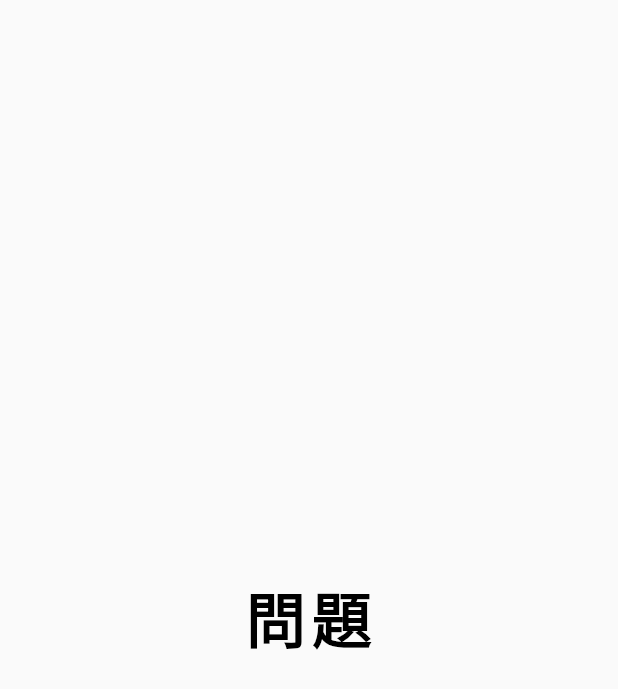
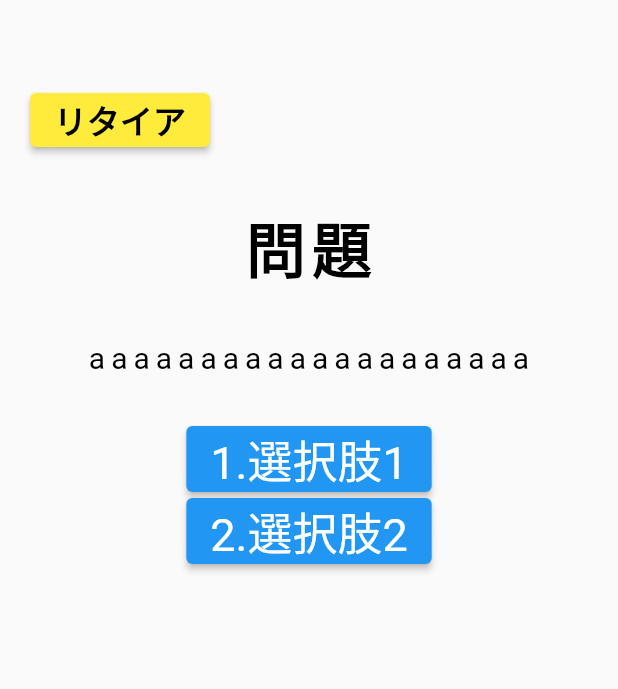
Before and after one commit to liledevi/Quiz, a Flutter app: the QuizPage screen opened directly, on a phone screen of 412 x 824 dp. Shown: the top 689 px of the screen. Run offline on Flutter 3.47's test engine with Material 2 defaults, Android fonts, the phone set to English and light mode, and no system bars.

Commit message:
問題ページ

```diff
--- a/lib/quiz_page.dart
+++ b/lib/quiz_page.dart
@@ -24,7 +24,32 @@ class QuizPageState extends State<QuizPage> {
   @override
   Widget build(BuildContext context) {
     return Scaffold(
-      body: Center(
+      body: Column(
+        children: [
+          Container(
+            alignment: Alignment.centerLeft,
+            margin: const EdgeInsets.only(top: 40),
+            padding: const EdgeInsets.only(left: 20),
+            height: 80,
+            width: double.infinity,
+            color: Colors.transparent,
+            child: ElevatedButton(
+              child: Text('リタイア'),
+              style: ElevatedButton.styleFrom(
+                primary: Colors.yellow,
+                textStyle: TextStyle(
+                  fontSize: 22,
+                  fontWeight: FontWeight.bold, //フォントサイズ
+                ),
+                onPrimary: Colors.black,
+              ),
+              onPressed: () {
+                Navigator.pop(context);
+              },
+            ),
+          ),
+          Container(
+            padding: const EdgeInsets.all(16),
             child: Text(
               '問題',
               style: TextStyle(
@@ -33,7 +58,67 @@ class QuizPageState extends State<QuizPage> {
                 fontWeight: FontWeight.bold,
                 letterSpacing: 4.0,
               ),
-      )),
+            ),
+          ),
+          //問題文
+          Container(
+            padding: const EdgeInsets.all(16),
+            child: Text(
+              'aaaaaaaaaaaaaaaaaaaa',
+              style: TextStyle(
+                color: Colors.black,
+                fontSize: 20,
+                // fontWeight: FontWeight.bold,
+                letterSpacing: 4.0,
+              ),
+            ),
+          ),
+          //選択肢
+          Container(
+            padding: const EdgeInsets.all(16),
+            child: Column(
+              // mainAxisAlignment: MainAxisAlignment.center,
+              children: [
+                //ボタン
+                ElevatedButton(
+                  onPressed: () {
+                    Navigator.push(
+                      context,
+                      MaterialPageRoute(
+                        builder: (context) => QuizPage(),
+                      ),
+                    );
+                  },
+                  child: Text('1.選択肢1'),
+                  style: ElevatedButton.styleFrom(
+                    primary: Colors.blue,
+                    textStyle: TextStyle(
+                      fontSize: 30, //フォントサイズ
+                    ),
+                  ),
+                ),
+                ElevatedButton(
+                  onPressed: () {
+                    Navigator.push(
+                      context,
+                      MaterialPageRoute(
+                        builder: (context) => QuizPage(),
+                      ),
+                    );
+                  },
+                  child: Text('2.選択肢2'),
+                  style: ElevatedButton.styleFrom(
+                    primary: Colors.blue,
+                    textStyle: TextStyle(
+                      fontSize: 30, //フォントサイズ
+                    ),
+                  ),
+                ),
+              ],
+            ),
+          ),
+        ],
+      ),
     );
   }
 }
```
Lines whose indentation alone changed are shown as unchanged.
